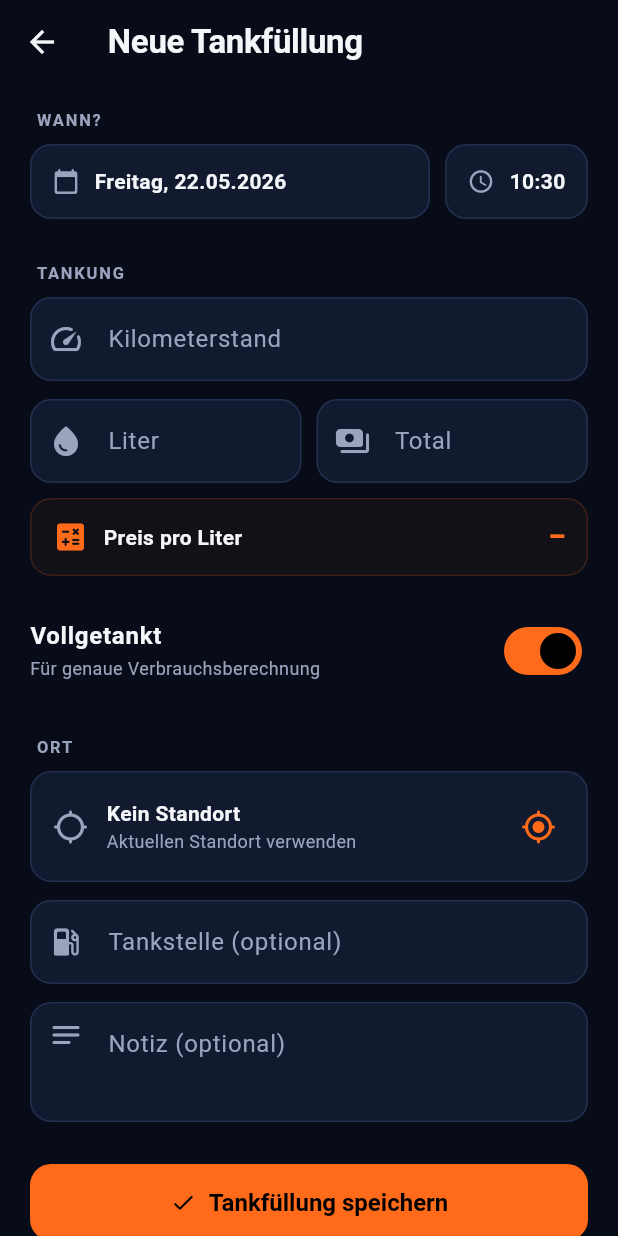
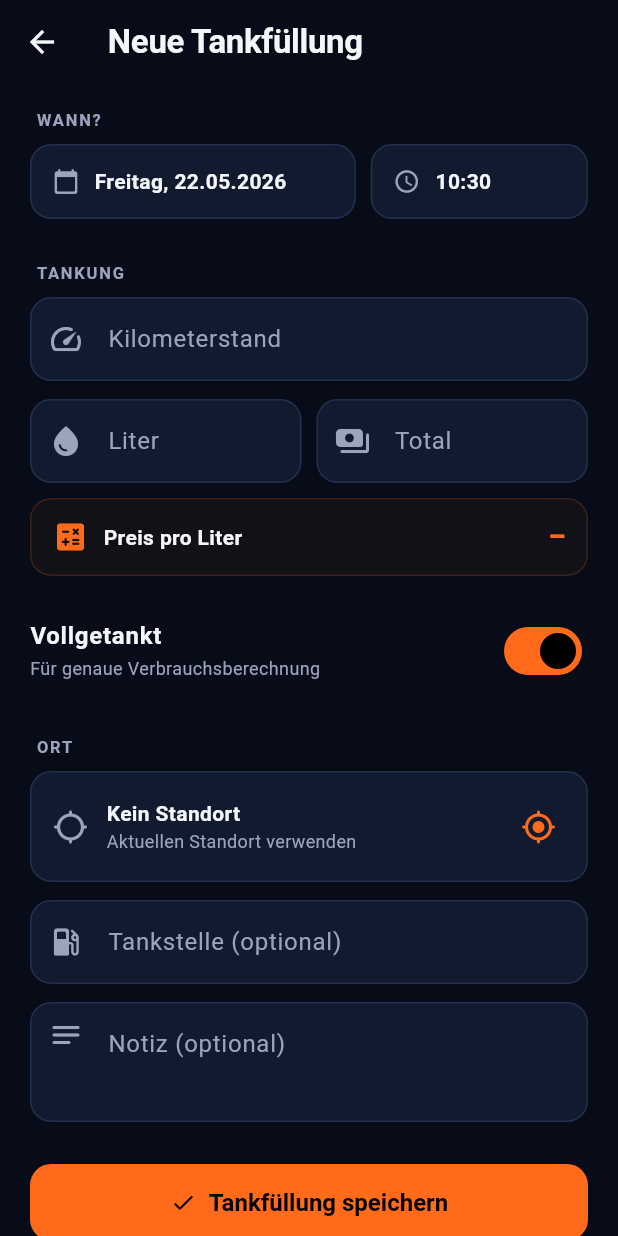
Before and after one commit to TobiasLeuthold/motorider, a Flutter app: the AddFillUpScreen screen opened directly, on a phone screen of 412 x 824 dp. Run offline on Flutter 3.47's test engine with Material 3 defaults, Android fonts, the phone set to English and light mode, and no system bars; our stand-ins replace csv, fl_chart, flutter_map, flutter_svg, geolocator, latlong2 and 1 more; accounts and stored records are empty; statements that could not run were skipped.

```diff
--- a/lib/screens/add_fillup_screen.dart
+++ b/lib/screens/add_fillup_screen.dart
@@ -99,6 +99,7 @@ class _AddFillUpScreenState extends State<AddFillUpScreen> {
             Row(
               children: [
                 Expanded(
+                  flex: 3,
                   child: _PickerTile(
                     icon: Icons.calendar_today_rounded,
                     label: dateFmt.format(_when),
@@ -106,10 +107,13 @@ class _AddFillUpScreenState extends State<AddFillUpScreen> {
                   ),
                 ),
                 const SizedBox(width: 10),
-                _PickerTile(
-                  icon: Icons.schedule_rounded,
-                  label: timeFmt.format(_when),
-                  onTap: _pickTime,
+                Expanded(
+                  flex: 2,
+                  child: _PickerTile(
+                    icon: Icons.schedule_rounded,
+                    label: timeFmt.format(_when),
+                    onTap: _pickTime,
+                  ),
                 ),
               ],
             ),
@@ -385,16 +389,18 @@ class _PickerTile extends StatelessWidget {
             borderRadius: BorderRadius.circular(14),
           ),
           child: Row(
+            mainAxisSize: MainAxisSize.min,
             children: [
               Icon(icon, size: 18, color: AppColors.textMuted),
               const SizedBox(width: 10),
-              Expanded(
+              Flexible(
                 child: Text(
                   label,
                   style: const TextStyle(
                     color: AppColors.text,
                     fontWeight: FontWeight.w600,
                   ),
+                  maxLines: 1,
                   overflow: TextOverflow.ellipsis,
                 ),
               ),
```
Also changed, not shown: lib/main.dart (+15 -0 lines).
